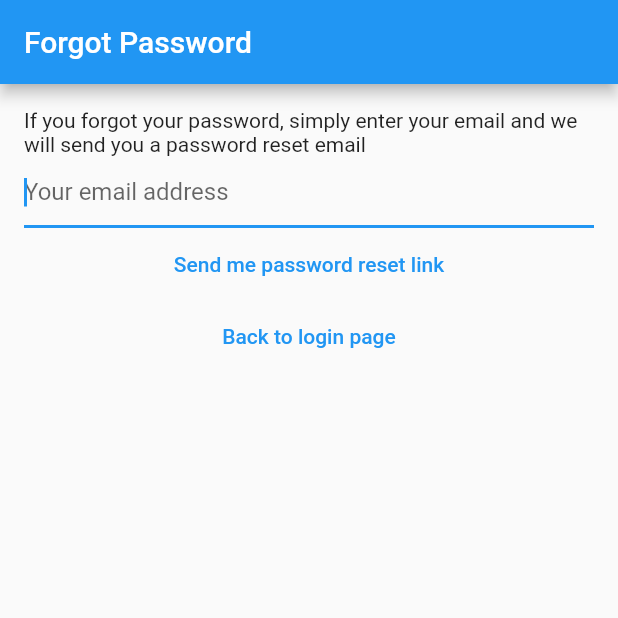
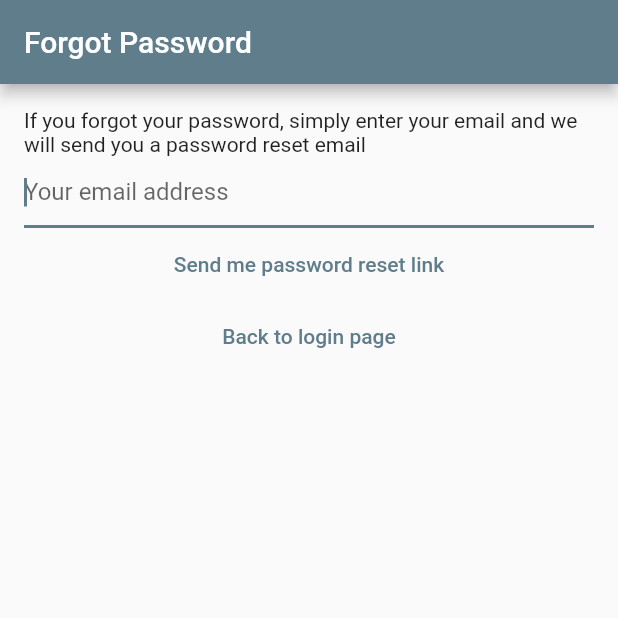
Before and after one commit to bertayyonel95/mynotespublic, a Flutter app: the screen it shows after launch, after a tap on "I forgot my password", on a phone screen of 412 x 824 dp, the top half of it. Run offline on Flutter 3.47's test engine with Material 2 defaults, Android fonts, the phone set to English and light mode, and no system bars; our stand-ins replace cloud_firestore, equatable, firebase_auth, firebase_core, flutter_bloc, flutter_signin_button and 1 more; accounts and stored records are empty; network calls fail.

Commit message:
thematic-changes-added-buttons

```diff
--- a/lib/main.dart
+++ b/lib/main.dart
@@ -19,7 +19,21 @@ void main() {
     MaterialApp(
       title: 'Flutter Demo',
       theme: ThemeData(
-        primarySwatch: Colors.blue,
+        primarySwatch: const MaterialColor(
+          0xFF607D8B,
+          <int, Color>{
+            50: Color(0xFF8AA2AE),
+            100: Color(0xFF8AA2AE),
+            200: Color(0xFF7B96A3),
+            300: Color(0xFF7B96A3),
+            400: Color(0xFF6B8A99),
+            500: Color(0xFF607D8B),
+            600: Color(0xFF566F7C),
+            700: Color(0xFF4B626D),
+            800: Color(0xFF41545E),
+            900: Color(0xFF41545E),
+          },
+        ),
       ),
       home: BlocProvider<AuthBloc>(
         create: (context) => AuthBloc(FirebaseAuthProvider()),
--- a/lib/views/login_view.dart
+++ b/lib/views/login_view.dart
@@ -1,4 +1,5 @@
 import 'package:flutter/material.dart';
+import 'package:flutter_signin_button/flutter_signin_button.dart';
 import 'package:flutter_bloc/flutter_bloc.dart';
 import 'package:mynotes/services/auth/auth_exceptions.dart';
 import 'package:mynotes/services/auth/bloc/auth_bloc.dart';
@@ -55,30 +56,48 @@ class _LoginViewState extends State<LoginView> {
           title: const Text('Login'),
         ),
         body: Padding(
-          padding: const EdgeInsets.all(16.0),
+          padding: const EdgeInsets.only(
+            left: 32.0,
+            right: 32.0,
+            bottom: 32.0,
+          ),
           child: Column(
+            mainAxisAlignment: MainAxisAlignment.center,
             children: [
-              const Text(
-                  'Please log in to your account in order to interact with and create notes!'),
-              TextField(
+              Container(
+                margin: const EdgeInsets.all(6),
+                child: TextField(
                   controller: _email,
                   enableSuggestions: false,
                   autocorrect: false,
                   keyboardType: TextInputType.emailAddress,
                   decoration: const InputDecoration(
-                  hintText: 'Enter your email here',
+                    hintText: 'Email',
                   ),
                 ),
-              TextField(
+              ),
+              Container(
+                margin: const EdgeInsets.all(6),
+                child: TextField(
                   controller: _password,
                   obscureText: true,
                   enableSuggestions: false,
                   autocorrect: false,
                   decoration: const InputDecoration(
-                  hintText: 'Enter your password here',
+                    hintText: 'Password',
                   ),
                 ),
-              TextButton(
+              ),
+              Container(
+                margin: const EdgeInsets.all(6),
+                width: MediaQuery.of(context).size.width / 1.75,
+                height: MediaQuery.of(context).size.height / 24,
+                decoration: const BoxDecoration(
+                    borderRadius: BorderRadius.all(
+                      Radius.circular(2),
+                    ),
+                    color: Colors.blue),
+                child: ElevatedButton(
                   onPressed: () async {
                     final email = _email.text;
                     final password = _password.text;
@@ -89,24 +108,92 @@ class _LoginViewState extends State<LoginView> {
                           ),
                         );
                   },
-                child: const Text('Login'),
+                  child: const Text(
+                    'Sign in',
+                    style: TextStyle(
+                      color: Colors.white,
                     ),
-              TextButton(
+                  ),
+                ),
+              ),
+              Container(
+                margin: const EdgeInsets.all(6),
+                width: MediaQuery.of(context).size.width / 1.75,
+                height: MediaQuery.of(context).size.height / 24,
+                decoration: const BoxDecoration(
+                    borderRadius: BorderRadius.all(
+                      Radius.circular(2),
+                    ),
+                    color: Colors.blue),
+                child: ElevatedButton(
                   onPressed: () {
                     context.read<AuthBloc>().add(
                           const AuthEventForgotPassword(),
                         );
                   },
-                child: const Text('I forgot my password'),
+                  child: const Text(
+                    'I forgot my password',
+                    style: TextStyle(
+                      color: Colors.white,
                     ),
-              TextButton(
+                  ),
+                ),
+              ),
+              Container(
+                margin: const EdgeInsets.all(6),
+                width: MediaQuery.of(context).size.width / 1.75,
+                height: MediaQuery.of(context).size.height / 24,
+                decoration: const BoxDecoration(
+                    borderRadius: BorderRadius.all(
+                      Radius.circular(2),
+                    ),
+                    color: Colors.blue),
+                child: ElevatedButton(
                   onPressed: () {
                     context.read<AuthBloc>().add(
                           const AuthEventShouldRegister(),
                         );
                   },
-                child: const Text('Not registered yet? Register here!'),
+                  child: const Text(
+                    'Register here',
+                    style: TextStyle(
+                      color: Colors.white,
                     ),
+                  ),
+                ),
+              ),
+              Row(
+                children: const [
+                  Expanded(
+                    child: Divider(
+                      color: Colors.grey,
+                      thickness: 1,
+                      endIndent: 4,
+                    ),
+                  ),
+                  Text(
+                    'or use',
+                    style: TextStyle(
+                      color: Colors.grey,
+                    ),
+                  ),
+                  Expanded(
+                    child: Divider(
+                      color: Colors.grey,
+                      thickness: 1,
+                      indent: 4,
+                    ),
+                  )
+                ],
+              ),
+              SignInButton(
+                Buttons.GoogleDark,
+                onPressed: () {},
+              ),
+              SignInButton(
+                Buttons.AppleDark,
+                onPressed: () {},
+              )
             ],
           ),
         ),
--- a/lib/views/notes/create_update_note_view.dart
+++ b/lib/views/notes/create_update_note_view.dart
@@ -115,12 +115,15 @@ class _CreateUpdateNoteViewState extends State<CreateUpdateNoteView> {
           switch (snapshot.connectionState) {
             case ConnectionState.done:
               _setupTextControllerListener();
-              return TextField(
-                controller: _textController,
-                keyboardType: TextInputType.multiline,
-                maxLines: null,
-                decoration: const InputDecoration(
-                    hintText: 'Start typing your note...'),
+              return Padding(
+                padding: const EdgeInsets.all(12.0),
+                child: TextField(
+                  controller: _textController,
+                  keyboardType: TextInputType.multiline,
+                  maxLines: null,
+                  decoration: const InputDecoration(
+                      hintText: 'Start typing your note...'),
+                ),
               );
             default:
               return const CircularProgressIndicator();
--- a/lib/views/notes/notes_list_view.dart
+++ b/lib/views/notes/notes_list_view.dart
@@ -66,6 +66,7 @@ class NotesListView extends StatelessWidget {
               softWrap: true,
               overflow: TextOverflow.ellipsis,
             ),
+            subtitle: Text(note.date.toString().substring(0, 16)),
             trailing: IconButton(
               onPressed: () async {
                 final shouldDelete = await showDeleteDialog(context);
--- a/lib/views/notes/notes_view.dart
+++ b/lib/views/notes/notes_view.dart
@@ -34,7 +34,7 @@ class _NotesViewState extends State<NotesView> {
         title: const Text('Your Notes'),
         actions: [
           PopupMenuButton<FilterMenuAction>(
-            icon: const Icon(Icons.filter_alt_outlined),
+            icon: const Icon(Icons.sort),
             tooltip: 'Filter',
             onSelected: (value) {
               setState(() {
--- a/pubspec.yaml
+++ b/pubspec.yaml
@@ -46,6 +46,7 @@ dependencies:
   flutter_bloc: ^8.1.1
   equatable: ^2.0.5
   flutter_launcher_icons: ^0.10.0
+  flutter_signin_button: ^2.0.0
 
 dev_dependencies:
   flutter_test:
```
Also changed, not shown: pubspec.lock. Lines whose indentation alone changed are shown as unchanged.
